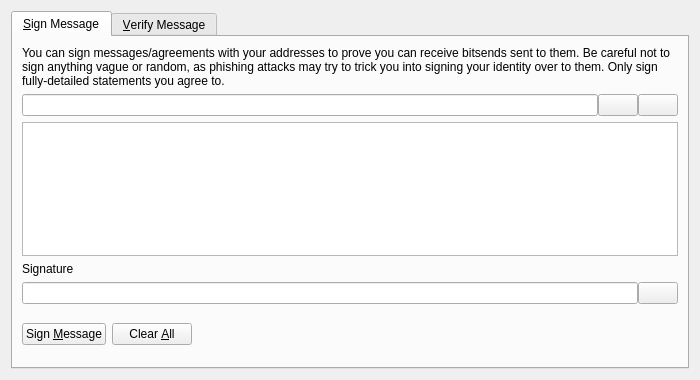
Old version of the form src/qt/forms/signverifymessagedialog.ui in the repository LIMXTEC/BitSend.
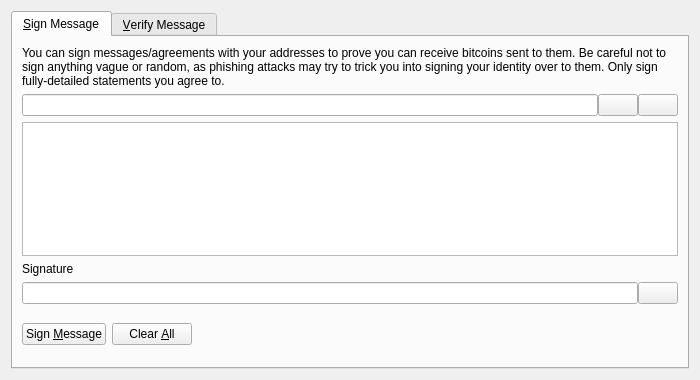
New version of the form. Icons and pictures are not drawn. Custom widgets are drawn as their Qt base class.

```diff
--- a/src/qt/forms/signverifymessagedialog.ui
+++ b/src/qt/forms/signverifymessagedialog.ui
@@ -30,7 +30,7 @@
        <item>
         <widget class="QLabel" name="infoLabel_SM">
          <property name="text">
-          <string>You can sign messages/agreements with your addresses to prove you can receive bitsends sent to them. Be careful not to sign anything vague or random, as phishing attacks may try to trick you into signing your identity over to them. Only sign fully-detailed statements you agree to.</string>
+          <string>You can sign messages/agreements with your addresses to prove you can receive bitcoins sent to them. Be careful not to sign anything vague or random, as phishing attacks may try to trick you into signing your identity over to them. Only sign fully-detailed statements you agree to.</string>
          </property>
          <property name="textFormat">
           <enum>Qt::PlainText</enum>
```
Left out of the diff: 28 changed lines with no effect on the pictures.
